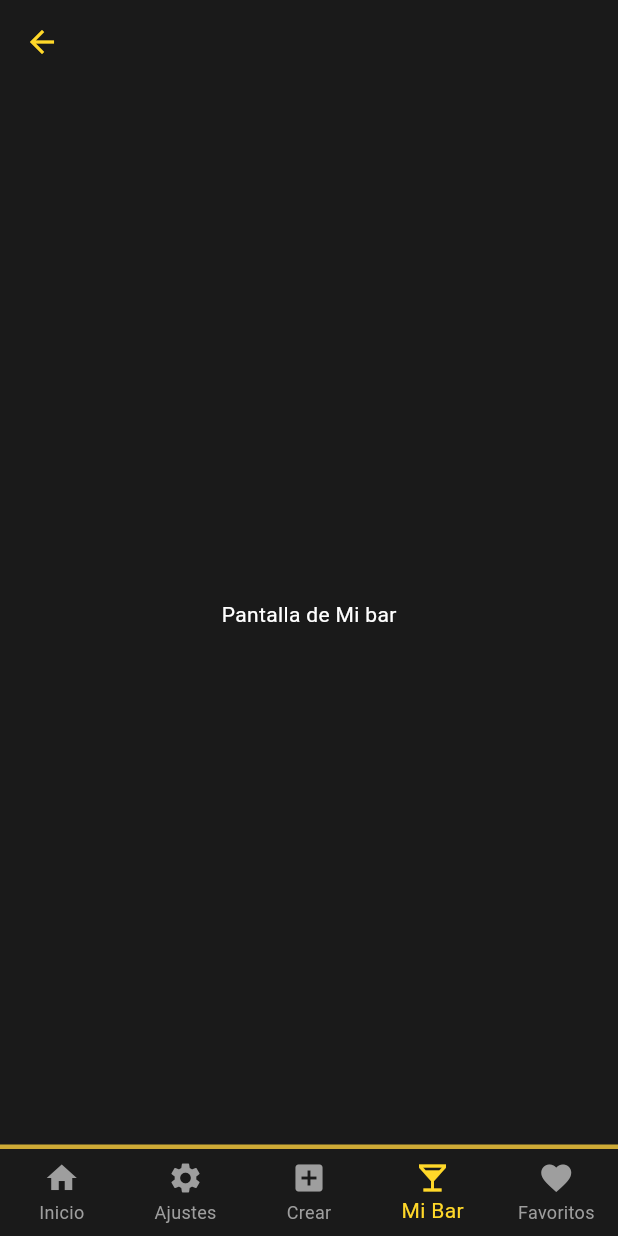
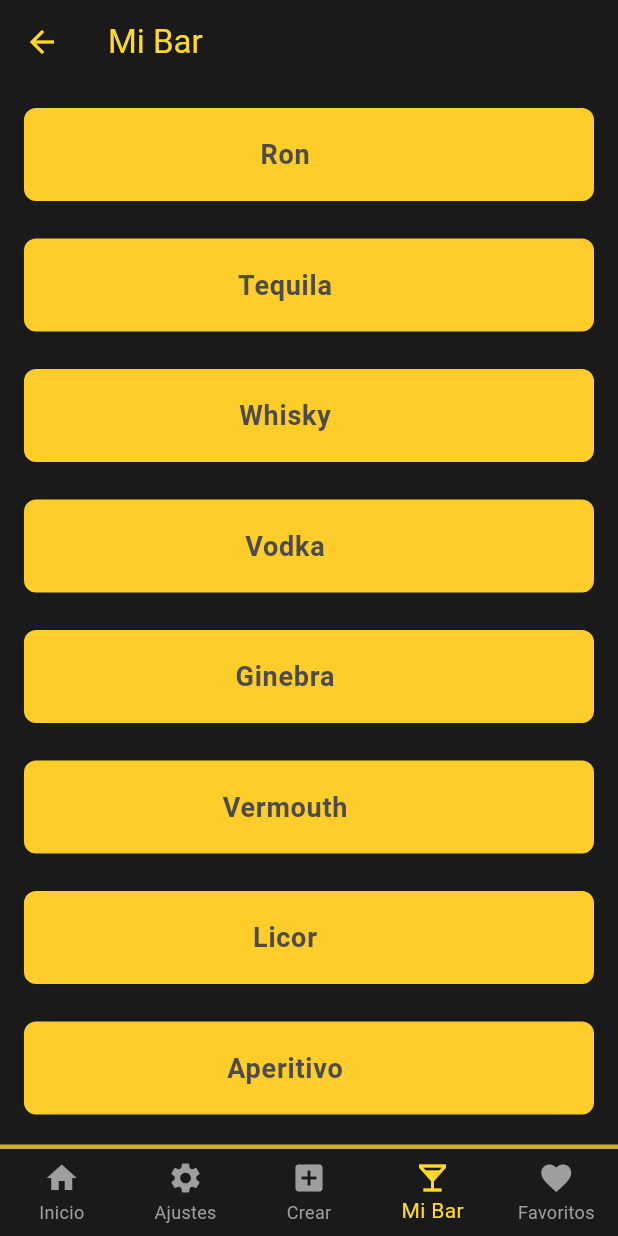
Before and after one commit to UliWT/Cocktail-Noir, a Flutter app: the MiBarScreen screen opened by its route, on a phone screen of 412 x 824 dp. Run offline on Flutter 3.47's test engine with Material 3 defaults, Android fonts, the phone set to English and light mode, and no system bars.

Commit message:
Mi bar listo

```diff
--- /dev/null
+++ b/lib/mi_bar_manager.dart
@@ -0,0 +1,33 @@
+class MiBarManager {
+  static final MiBarManager _instancia = MiBarManager._interno();
+  final Map<String, Set<String>> _seleccionados = {};
+
+  factory MiBarManager() => _instancia;
+
+  MiBarManager._interno();
+
+  /// Inicializa las categorías vacías si no existen
+  void inicializarCategorias(Iterable<String> categorias) {
+    for (var cat in categorias) {
+      _seleccionados.putIfAbsent(cat, () => <String>{});
+    }
+  }
+
+  /// Alterna el estado de selección
+  void toggleSeleccion(String categoria, String item) {
+    final set = _seleccionados.putIfAbsent(categoria, () => <String>{});
+    if (set.contains(item)) {
+      set.remove(item);
+    } else {
+      set.add(item);
+    }
+  }
+
+  /// Devuelve si un ítem está seleccionado
+  bool esSeleccionado(String categoria, String item) {
+    return _seleccionados[categoria]?.contains(item) ?? false;
+  }
+
+  /// Devuelve el mapa completo
+  Map<String, Set<String>> obtenerSeleccionados() => _seleccionados;
+}
--- a/lib/screens/NavBar/mi_bar.dart
+++ b/lib/screens/NavBar/mi_bar.dart
@@ -1,20 +1,115 @@
 import 'package:flutter/material.dart';
 import 'package:myapp/widgets/main_scaffold.dart';
+import 'package:myapp/widgets/boton.dart';
+import 'package:myapp/mi_bar_manager.dart';
 
-class MiBarScreen extends StatelessWidget {
+class MiBarScreen extends StatefulWidget {
   const MiBarScreen({super.key});
+
+  @override
+  State<MiBarScreen> createState() => _MiBarScreenState();
+}
+
+class _MiBarScreenState extends State<MiBarScreen> {
+final Map<String, List<String>> categorias = {
+  'Ron': ['Blanco', 'Dorado', 'Añejo', 'Overproof'],
+  'Tequila': ['Blanco', 'Reposado', 'Añejo'],
+  'Whisky': ['Scotch', 'Bourbon', 'Rye', 'Irlandés'],
+  'Vodka': ['Clásico', 'Saborizado'],
+  'Ginebra': ['London Dry', 'Old Tom', 'Pink Gin'],
+  'Vermouth': ['Blanco', 'Rosso', 'Seco'],
+  'Licor': ['Triple Sec', 'Amaretto', 'Baileys', 'Kahlúa', 'Chocolate'],
+  'Aperitivo': ['Campari', 'Aperol', 'Fernet'],
+  'Brandy': ['Cognac', 'Armagnac'],
+  'Bitters': ['Angostura', 'Chocolate'],
+  'Gaseosas': ['Coca Cola', 'Sprite', 'Fanta'],
+  'Frutas': ['Frutilla', 'Durazno', 'Manzana', 'Pera', 'Cereza', 'Frambuesa'],
+};
+
+
+  final Set<String> desplegados = {};
+
+  @override
+  void initState() {
+    super.initState();
+    MiBarManager().inicializarCategorias(categorias.keys);
+  }
+
+  void toggleSeleccion(String categoria, String item) {
+    setState(() {
+      MiBarManager().toggleSeleccion(categoria, item);
+    });
+  }
+
+  void toggleDesplegado(String categoria, bool expanded) {
+    setState(() {
+      if (expanded) {
+        desplegados.add(categoria);
+      } else {
+        desplegados.remove(categoria);
+      }
+    });
+  }
 
   @override
   Widget build(BuildContext context) {
     return MainScaffold(
       selectedIndex: 3,
-      appBar: AppBar(),
-      backgroundColor: Color(0xFF1A1A1A),
-      body: Center(
-        child: Text(
-          'Pantalla de Mi bar',
-          style: TextStyle(color: Colors.white),
-        ),
+      appBar: AppBar(title: const Text("Mi Bar")),
+      backgroundColor: const Color(0xFF1A1A1A),
+      body: ListView(
+        padding: const EdgeInsets.all(16),
+        children: categorias.entries.map((entry) {
+          final categoria = entry.key;
+          final items = entry.value;
+          final expandido = desplegados.contains(categoria);
+
+          return Container(
+            margin: const EdgeInsets.only(bottom: 25),
+            decoration: BoxDecoration(
+              color: expandido ? const Color(0xFF303030) : const Color(0xFFFFCD29),
+              borderRadius: BorderRadius.circular(8),
+              border: Border.all(
+                color: expandido ? const Color(0xFFD4AF37) : const Color(0xFFFFCD29),
+                width: 2,
+              ),
+            ),
+            child: ExpansionTile(
+              onExpansionChanged: (val) => toggleDesplegado(categoria, val),
+              tilePadding: const EdgeInsets.symmetric(horizontal: 16),
+              title: Center(
+                child: Text(
+                  categoria,
+                  style: TextStyle(
+                    color: expandido ? const Color(0xFFD4AF37) : const Color(0xFF4C4C4C),
+                    fontWeight: FontWeight.bold,
+                    fontSize: 18,
+                  ),
+                ),
+              ),
+              trailing: const SizedBox.shrink(),
+              children: [
+                Wrap(
+                  spacing: 8,
+                  runSpacing: 8,
+                  children: items.map((item) {
+                    final seleccionado = MiBarManager().esSeleccionado(categoria, item);
+                    return Boton(
+                      texto: item,
+                      seleccionado: seleccionado,
+                      onPressed: () => toggleSeleccion(categoria, item),
+                      style: const TextStyle(fontSize: 14),
+                      padding: const EdgeInsets.symmetric(horizontal: 20, vertical: 12),
+                      borderRadius: 20,
+                      key: ValueKey('$categoria-$item-$seleccionado'),
+                    );
+                  }).toList(),
+                ),
+                const SizedBox(height: 16),
+              ],
+            ),
+          );
+        }).toList(),
       ),
     );
   }
```
Also changed, not shown: lib/widgets/boton.dart (+27 -0 lines).
